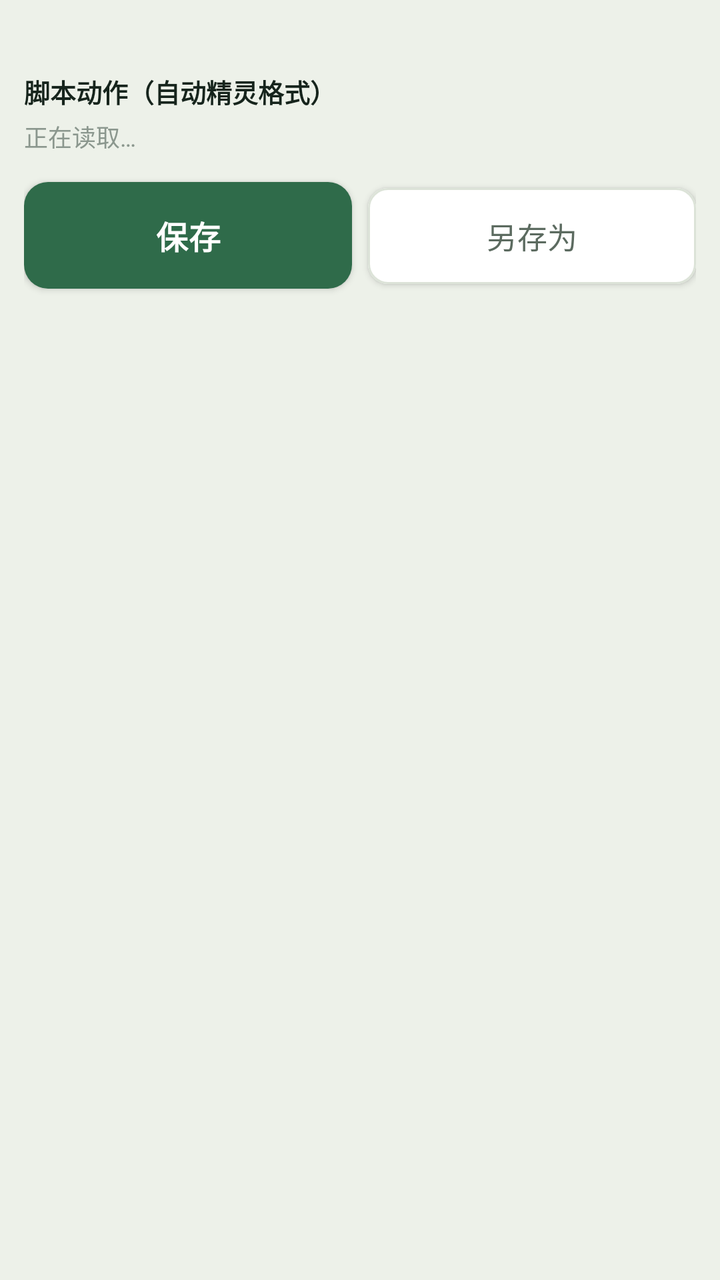
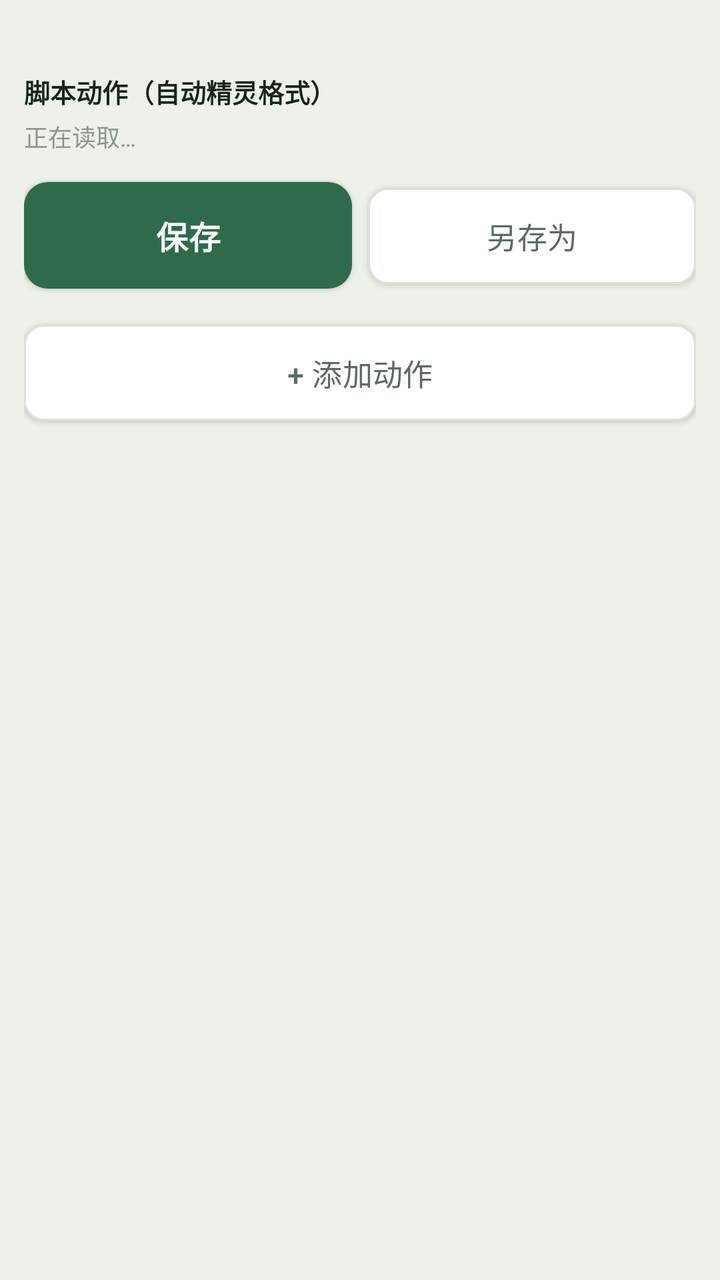

Before-and-after screenshots of an Android layout around one commit, followed by the original layout XML and the change that was made.
<!-- AndroidManifest.xml: application theme Theme.Pvz2Auto -->
<!-- res/layout/page_zjs_editor.xml -->
<?xml version="1.0" encoding="utf-8"?>
<LinearLayout xmlns:android="http://schemas.android.com/apk/res/android"
    android:layout_width="match_parent"
    android:layout_height="match_parent"
    android:orientation="vertical"
    android:padding="12dp">

    <TextView
        style="@style/Text.Section"
        android:layout_width="wrap_content"
        android:layout_height="wrap_content"
        android:text="@string/zjs_editor_title" />

    <TextView
        android:id="@+id/tvZjsSummary"
        style="@style/Text.Hint"
        android:layout_width="match_parent"
        android:layout_height="wrap_content"
        android:layout_marginTop="4dp"
        android:text="@string/zjs_loading" />

    
    <LinearLayout
        android:layout_width="match_parent"
        android:layout_height="wrap_content"
        android:layout_marginTop="8dp"
        android:orientation="horizontal">

        <com.google.android.material.button.MaterialButton
            android:id="@+id/btnZjsSave"
            style="@style/AppButton.Primary"
            android:layout_width="0dp"
            android:layout_height="wrap_content"
            android:layout_weight="1"
            android:text="@string/zjs_save" />

        <com.google.android.material.button.MaterialButton
            android:id="@+id/btnZjsSaveAs"
            style="@style/AppButton.Outline"
            android:layout_width="0dp"
            android:layout_height="wrap_content"
            android:layout_marginStart="8dp"
            android:layout_weight="1"
            android:text="@string/zjs_save_as" />
    </LinearLayout>

    <androidx.recyclerview.widget.RecyclerView
        android:id="@+id/rvZjsActions"
        android:layout_width="match_parent"
        android:layout_height="0dp"
        android:layout_marginTop="8dp"
        android:layout_weight="1"
        android:clipToPadding="false"
        android:paddingBottom="8dp" />
</LinearLayout>
<!-- resources referenced by this layout -->
<resources>
  <string name="zjs_editor_title">脚本动作（自动精灵格式）</string>
  <string name="zjs_loading">正在读取…</string>
  <string name="zjs_save">保存</string>
  <string name="zjs_save_as">另存为</string>
  <style name="AppButton.Outline">
          <item name="backgroundTint">@color/surface</item>
          <item name="android:textColor">@color/ink_muted</item>
          <item name="strokeColor">@color/hairline</item>
          <item name="strokeWidth">1dp</item>
          <item name="rippleColor">@color/lawn_tint</item>
      </style>
  <style name="AppButton.Primary">
          <item name="android:textSize">16sp</item>
          <item name="android:textStyle">bold</item>
          <item name="android:paddingTop">15dp</item>
          <item name="android:paddingBottom">15dp</item>
          <item name="backgroundTint">@color/lawn</item>
          <item name="android:textColor">@color/on_lawn</item>
          <item name="rippleColor">@color/lawn_pressed</item>
          <item name="cornerRadius">12dp</item>
      </style>
  <style name="Text.Hint">
          <item name="android:layout_width">match_parent</item>
          <item name="android:textSize">12sp</item>
          <item name="android:textColor">@color/ink_faint</item>
          <item name="android:lineSpacingMultiplier">1.3</item>
      </style>
  <style name="Text.Section">
          <item name="android:layout_width">match_parent</item>
          <item name="android:textSize">13sp</item>
          <item name="android:textStyle">bold</item>
          <item name="android:layout_marginTop">24dp</item>
      </style>
  <style name="Theme.Pvz2Auto" parent="Theme.MaterialComponents.Light.NoActionBar">
          <item name="colorPrimary">@color/lawn</item>
          <item name="colorPrimaryVariant">@color/lawn_pressed</item>
          <item name="colorOnPrimary">@color/on_lawn</item>
          <item name="colorSecondary">@color/sun</item>
          <item name="colorOnSecondary">@color/ink</item>
          <item name="colorSurface">@color/surface</item>
          <item name="colorOnSurface">@color/ink</item>
          <item name="android:colorBackground">@color/paper</item>
          <item name="android:textColorPrimary">@color/ink</item>
          <item name="android:textColorSecondary">@color/ink_muted</item>
          
          <item name="android:statusBarColor">@color/paper</item>
          <item name="android:windowLightStatusBar">true</item>
          <item name="android:navigationBarColor">@color/paper</item>
      </style>
  <color name="surface">#FFFFFF</color>
  <color name="ink_muted">#5C6B60</color>
  <color name="hairline">#DCE3D8</color>
  <color name="lawn_tint">#E4EDE7</color>
  <color name="lawn">#2F6B4A</color>
  <color name="on_lawn">#FFFFFF</color>
  <color name="lawn_pressed">#245539</color>
  <color name="ink_faint">#8B978E</color>
  <color name="sun">#C8871F</color>
  <color name="ink">#16241C</color>
  <color name="paper">#EDF1E9</color>
</resources>

<!-- the commit's change to res/layout/page_zjs_editor.xml (unified diff, before → after) -->
@@ -44,6 +44,15 @@
             android:text="@string/zjs_save_as" />
     </LinearLayout>
 
+    
+    <com.google.android.material.button.MaterialButton
+        android:id="@+id/btnZjsAddAction"
+        style="@style/AppButton.Outline"
+        android:layout_width="match_parent"
+        android:layout_height="wrap_content"
+        android:layout_marginTop="6dp"
+        android:text="@string/zjs_add_action" />
+
     <androidx.recyclerview.widget.RecyclerView
         android:id="@+id/rvZjsActions"
         android:layout_width="match_parent"
<!-- resource entries referenced after the edit -->
@@ -1,5 +1,6 @@
 <!-- resources referenced by this layout -->
 <resources>
+  <string name="zjs_add_action">+ 添加动作</string>
   <string name="zjs_editor_title">脚本动作（自动精灵格式）</string>
   <string name="zjs_loading">正在读取…</string>
   <string name="zjs_save">保存</string>
